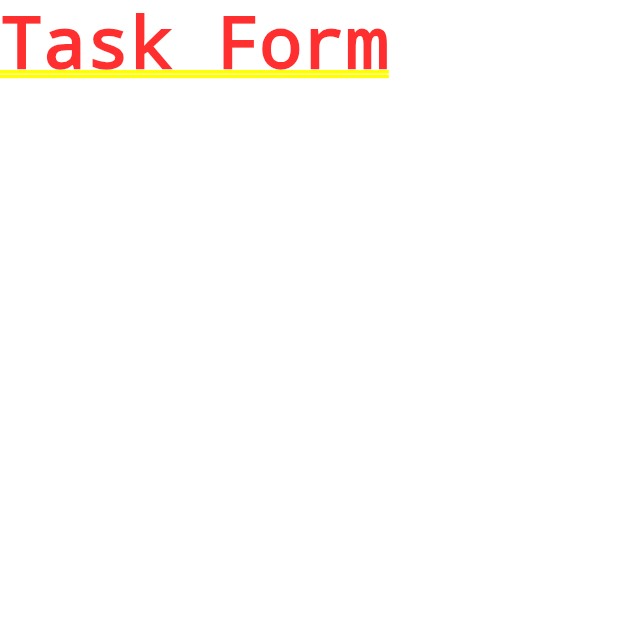
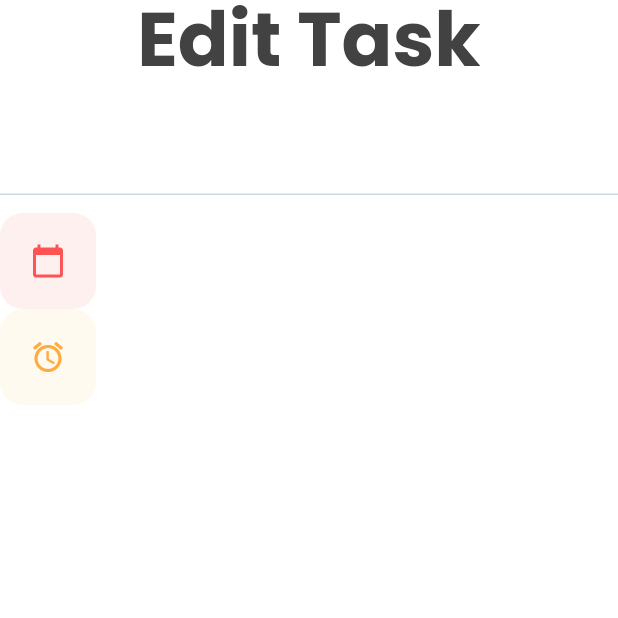
Before and after one commit to rodolforoc/todo-app-flutter, a Flutter app: the screen it shows once a user with an empty profile is signed in, after a tap on "ADD NEW TASK", on a phone screen of 412 x 824 dp, the top half of it. Run offline on Flutter 3.47's test engine with Material 2 defaults, Android fonts, the phone set to English and light mode, and no system bars; our stand-ins replace cloud_firestore, firebase_auth, firebase_core, google_fonts; accounts and stored records are empty.

Commit message:
adding styles to task form

```diff
--- a/lib/screens/task_form.dart
+++ b/lib/screens/task_form.dart
@@ -3,8 +3,153 @@ import 'package:flutter/material.dart';
 class TaskForm extends StatelessWidget {
   @override
   Widget build(BuildContext context) {
-    return Container(
-      child: Text('Task Form'),
+    return Material(
+      type: MaterialType.transparency,
+      child: Form(
+        child: Container(
+          color: Colors.white,
+          child: Column(
+            children: [
+              Text(
+                "Edit Task",
+                style: TextStyle(
+                    fontSize: 50,
+                    height: 1.2,
+                    fontWeight: FontWeight.w700,
+                    color: Colors.grey[800]),
+              ),
+              SizedBox(height: 12),
+              TextFormField(
+                controller: null,
+                style: TextStyle(
+                  fontSize: 24,
+                  fontWeight: FontWeight.w500,
+                  color: Colors.grey[800],
+                ),
+                onChanged: (String value) {
+                  // todoTitle = value;
+                },
+                decoration: InputDecoration(
+                  enabledBorder: UnderlineInputBorder(
+                      borderSide: BorderSide(color: Colors.blueGrey[100])),
+                  focusedBorder: UnderlineInputBorder(
+                      borderSide: BorderSide(color: Colors.blueGrey[100])),
+                  hintStyle: TextStyle(
+                    fontSize: 24,
+                    fontWeight: FontWeight.w500,
+                    color: Colors.grey[400],
+                  ),
+                ),
+                validator: (value) {
+                  if (value.isEmpty) {
+                    return 'Please enter some text';
+                  }
+                  return null;
+                },
+              ),
+              SizedBox(height: 12),
+              Container(
+                child: Row(
+                  children: [
+                    ///Container for Icon
+                    Container(
+                      decoration: BoxDecoration(
+                          borderRadius: BorderRadius.circular(15),
+                          color: Color.fromRGBO(255, 240, 240, 1)),
+                      padding: const EdgeInsets.all(8),
+                      child: IconButton(
+                        icon: Icon(Icons.calendar_today),
+                        color: Colors.redAccent,
+                        tooltip: 'Choose a Date',
+                        onPressed: () {
+                          // showDatePicker(
+                          //         context: context,
+                          //         initialDate:
+                          //             _dateTime == null ? date : _dateTime,
+                          //         firstDate: DateTime(2020),
+                          //         lastDate: DateTime(2220))
+                          //     .then((date) => {
+                          //           setState(() {
+                          //             _dateTime = date;
+                          //             _dateTimeString =
+                          //                 DateFormat.MMMEd('en_US')
+                          //                     .format(date);
+                          //           })
+                          //         });
+                        },
+                      ),
+                    ),
+
+                    ///For spacing
+                    SizedBox(
+                      width: 24,
+                    ),
+
+                    ///For Text
+                    Text(
+                      // _dateTime == null
+                      //     ? DateFormat.MMMEd('en_US').format(date).toString()
+                      //     : _dateTimeString,
+                      '',
+                      style: TextStyle(
+                          fontSize: 18,
+                          height: 1.2,
+                          fontWeight: FontWeight.w700,
+                          color: Colors.grey[700]),
+                    )
+                  ],
+                ),
+              ),
+              Container(
+                child: Row(
+                  children: [
+                    ///Container for Icon
+                    Container(
+                      decoration: BoxDecoration(
+                          borderRadius: BorderRadius.circular(15),
+                          color: Color.fromRGBO(255, 250, 240, 1)),
+                      padding: const EdgeInsets.all(8),
+                      child: IconButton(
+                        icon: Icon(Icons.alarm),
+                        color: Colors.orangeAccent,
+                        tooltip: 'Choose a time',
+                        onPressed: () {
+                          // showTimePicker(
+                          //   context: context,
+                          //   initialTime: _time == null ? stringToTimeOfDay(time) : _time,
+                          // ).then((time) => {
+                          //       setState(() {
+                          //         _time = time;
+                          //       })
+                          //     });
+                        },
+                      ),
+                    ),
+
+                    ///For spacing
+                    SizedBox(
+                      width: 24,
+                    ),
+
+                    ///For Text
+                    Text(
+                      // _time == null
+                      //     ? stringToTimeOfDay(widget.todo["hour"]).format(context)
+                      //     : _time.format(context),
+                      '',
+                      style: TextStyle(
+                          fontSize: 18,
+                          height: 1.2,
+                          fontWeight: FontWeight.w700,
+                          color: Colors.grey[700]),
+                    )
+                  ],
+                ),
+              )
+            ],
+          ),
+        ),
+      ),
     );
   }
 }
```
